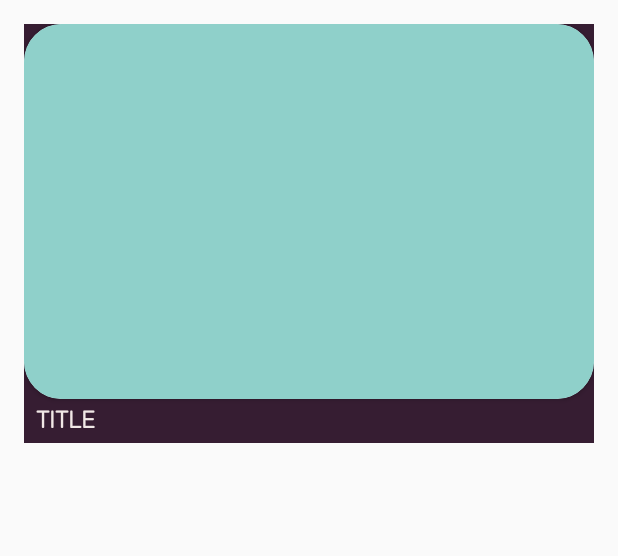
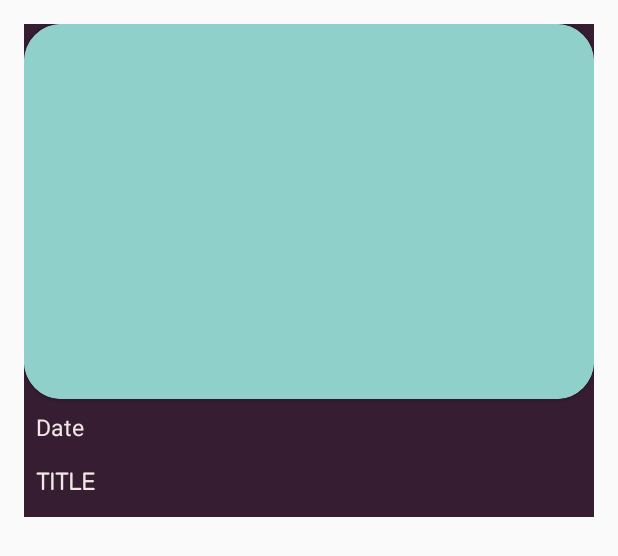
Before and after one commit to ukmumair/UnvNewsApp, an Android app: the layout listitems.xml on its own in the app's theme, with its tools: preview values and no code run, on a phone screen of 412 x 824 dp. Shown: the top 556 px of the screen. Run offline under Robolectric (Android 15) with nearby library versions, the phone set to English and light mode, and no system bars.

Commit message:
Added News Date And Time Removed Unnecessary Fragments

```diff
--- a/app/src/main/res/layout/listitems.xml
+++ b/app/src/main/res/layout/listitems.xml
@@ -1,6 +1,7 @@
 <?xml version="1.0" encoding="utf-8"?>
 <androidx.constraintlayout.widget.ConstraintLayout xmlns:android="http://schemas.android.com/apk/res/android"
     xmlns:app="http://schemas.android.com/apk/res-auto"
+    xmlns:tools="http://schemas.android.com/tools"
     android:layout_width="match_parent"
     android:layout_height="wrap_content"
     android:layout_marginLeft="16dp"
@@ -26,6 +27,7 @@
             android:background="#8FD0CA"
             android:contentDescription="ThumbImage"
             android:scaleType="fitXY" />
+
     </androidx.cardview.widget.CardView>
 
     <TextView
@@ -34,8 +36,9 @@
         android:layout_height="wrap_content"
         android:layout_gravity="bottom"
         android:layout_marginStart="8dp"
-        android:layout_marginTop="4dp"
+        android:layout_marginTop="16dp"
         android:layout_marginEnd="8dp"
+        android:layout_marginBottom="8dp"
         android:fontFamily="@font/rubik"
         android:paddingBottom="5dp"
         android:text="TITLE"
@@ -45,5 +48,25 @@
         app:layout_constraintBottom_toBottomOf="parent"
         app:layout_constraintEnd_toEndOf="@id/MaincardView"
         app:layout_constraintStart_toStartOf="@id/MaincardView"
-        app:layout_constraintTop_toBottomOf="@id/MaincardView" />
+        app:layout_constraintTop_toBottomOf="@id/textViewPublishedDate" />
+
+    <TextView
+        android:id="@+id/textViewPublishedDate"
+        android:layout_width="0dp"
+        android:layout_height="wrap_content"
+        android:layout_gravity="bottom"
+        android:layout_marginStart="8dp"
+        android:layout_marginTop="8dp"
+        android:layout_marginEnd="8dp"
+        android:layout_marginBottom="8dp"
+        android:background="@color/lightBgColor"
+        android:text="Date"
+        android:textColor="@color/textColorDark"
+        android:textSize="15sp"
+        app:layout_constraintBottom_toBottomOf="parent"
+        app:layout_constraintEnd_toEndOf="parent"
+        app:layout_constraintHorizontal_bias="0.0"
+        app:layout_constraintStart_toStartOf="parent"
+        app:layout_constraintTop_toBottomOf="@id/MaincardView"
+        app:layout_constraintVertical_bias="0.0" />
 </androidx.constraintlayout.widget.ConstraintLayout>
```
Also changed, not shown: app/src/main/java/com/unvnews/unvnews/Articles.java (+8 -0 lines), app/src/main/java/com/unvnews/unvnews/BusinessFragment.java (deleted, +0 -76 lines), app/src/main/java/com/unvnews/unvnews/EntertainmentFragment.java (deleted, +0 -76 lines), app/src/main/java/com/unvnews/unvnews/HealthFragment.java (deleted, +0 -76 lines), app/src/main/java/com/unvnews/unvnews/MainActivity.java (+1 -6 lines), app/src/main/java/com/unvnews/unvnews/MyAdapter.java (+9 -2 lines), app/src/main/java/com/unvnews/unvnews/ScienceFragment.java (deleted, +0 -76 lines), app/src/main/java/com/unvnews/unvnews/TechnologyFragment.java (deleted, +0 -77 lines), app/src/main/res/drawable/news_thumbnail.png (added).
